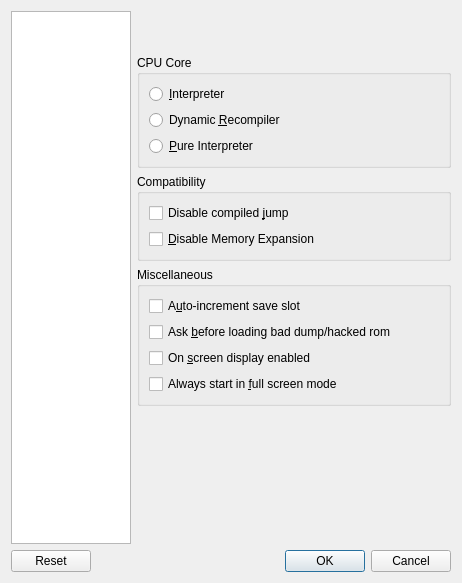
Qt form main/gui_qt4/settingsdialog.ui (mupen64plus/mupen64plus-oldsvn) before a commit.
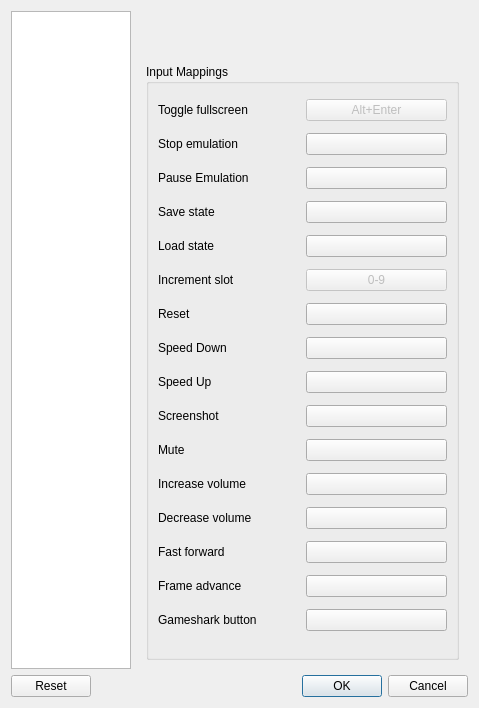
The same form after that commit. The open tabs and pages were chosen to show the change. Custom widgets are drawn as their Qt base class.

Commit message: Added possibility to edit hotkeys in the Qt4 GUI. Closes issues #220 and #221.

Patch:
```diff
--- a/main/gui_qt4/settingsdialog.ui
+++ b/main/gui_qt4/settingsdialog.ui
@@ -5,8 +5,8 @@
    <rect>
     <x>0</x>
     <y>0</y>
-    <width>462</width>
-    <height>583</height>
+    <width>479</width>
+    <height>708</height>
    </rect>
   </property>
   <property name="windowTitle" >
@@ -476,6 +476,249 @@
        </item>
       </layout>
      </widget>
+     <widget class="QWidget" name="page_4" >
+      <layout class="QHBoxLayout" name="horizontalLayout_6" >
+       <item>
+        <widget class="QGroupBox" name="groupBox_9" >
+         <property name="title" >
+          <string>Input Mappings</string>
+         </property>
+         <layout class="QGridLayout" name="gridLayout_2" >
+          <item row="0" column="0" >
+           <widget class="QLabel" name="label" >
+            <property name="text" >
+             <string>Toggle fullscreen</string>
+            </property>
+           </widget>
+          </item>
+          <item row="0" column="1" >
+           <widget class="QPushButton" name="pushFullscreen" >
+            <property name="enabled" >
+             <bool>false</bool>
+            </property>
+            <property name="text" >
+             <string>Alt+Enter</string>
+            </property>
+           </widget>
+          </item>
+          <item row="1" column="1" >
+           <widget class="QPushButton" name="pushStop" >
+            <property name="text" >
+             <string/>
+            </property>
+           </widget>
+          </item>
+          <item row="2" column="1" >
+           <widget class="QPushButton" name="pushPause" >
+            <property name="text" >
+             <string/>
+            </property>
+           </widget>
+          </item>
+          <item row="3" column="1" >
+           <widget class="QPushButton" name="pushSave" >
+            <property name="text" >
+             <string/>
+            </property>
+           </widget>
+          </item>
+          <item row="4" column="1" >
+           <widget class="QPushButton" name="pushLoad" >
+            <property name="text" >
+             <string/>
+            </property>
+           </widget>
+          </item>
+          <item row="5" column="1" >
+           <widget class="QPushButton" name="pushIncrement" >
+            <property name="enabled" >
+             <bool>false</bool>
+            </property>
+            <property name="text" >
+             <string>0-9</string>
+            </property>
+           </widget>
+          </item>
+          <item row="9" column="1" >
+           <widget class="QPushButton" name="pushScreenshot" >
+            <property name="text" >
+             <string/>
+            </property>
+           </widget>
+          </item>
+          <item row="10" column="1" >
+           <widget class="QPushButton" name="pushMute" >
+            <property name="text" >
+             <string/>
+            </property>
+           </widget>
+          </item>
+          <item row="12" column="1" >
+           <widget class="QPushButton" name="pushDecrease" >
+            <property name="text" >
+             <string/>
+            </property>
+           </widget>
+          </item>
+          <item row="15" column="1" >
+           <widget class="QPushButton" name="pushGameshark" >
+            <property name="text" >
+             <string/>
+            </property>
+           </widget>
+          </item>
+          <item row="1" column="0" >
+           <widget class="QLabel" name="label_2" >
+            <property name="text" >
+             <string>Stop emulation</string>
+            </property>
+           </widget>
+          </item>
+          <item row="2" column="0" >
+           <widget class="QLabel" name="label_3" >
+            <property name="text" >
+             <string>Pause Emulation</string>
+            </property>
+           </widget>
+          </item>
+          <item row="3" column="0" >
+           <widget class="QLabel" name="label_4" >
+            <property name="text" >
+             <string>Save state</string>
+            </property>
+           </widget>
+          </item>
+          <item row="4" column="0" >
+           <widget class="QLabel" name="label_5" >
+            <property name="text" >
+             <string>Load state</string>
+            </property>
+           </widget>
+          </item>
+          <item row="5" column="0" >
+           <widget class="QLabel" name="label_6" >
+            <property name="text" >
+             <string>Increment slot</string>
+            </property>
+           </widget>
+          </item>
+          <item row="9" column="0" >
+           <widget class="QLabel" name="label_7" >
+            <property name="text" >
+             <string>Screenshot</string>
+            </property>
+           </widget>
+          </item>
+          <item row="10" column="0" >
+           <widget class="QLabel" name="label_8" >
+            <property name="text" >
+             <string>Mute</string>
+            </property>
+           </widget>
+          </item>
+          <item row="12" column="0" >
+           <widget class="QLabel" name="label_9" >
+            <property name="text" >
+             <string>Decrease volume</string>
+            </property>
+           </widget>
+          </item>
+          <item row="15" column="0" >
+           <widget class="QLabel" name="label_11" >
+            <property name="text" >
+             <string>Gameshark button</string>
+            </property>
+           </widget>
+          </item>
+          <item row="6" column="1" >
+           <widget class="QPushButton" name="pushReset" >
+            <property name="text" >
+             <string/>
+            </property>
+           </widget>
+          </item>
+          <item row="6" column="0" >
+           <widget class="QLabel" name="label_12" >
+            <property name="text" >
+             <string>Reset</string>
+            </property>
+           </widget>
+          </item>
+          <item row="7" column="1" >
+           <widget class="QPushButton" name="pushSpeeddown" >
+            <property name="text" >
+             <string/>
+            </property>
+           </widget>
+          </item>
+          <item row="8" column="1" >
+           <widget class="QPushButton" name="pushSpeedup" >
+            <property name="text" >
+             <string/>
+            </property>
+           </widget>
+          </item>
+          <item row="7" column="0" >
+           <widget class="QLabel" name="label_13" >
+            <property name="text" >
+             <string>Speed Down</string>
+            </property>
+           </widget>
+          </item>
+          <item row="8" column="0" >
+           <widget class="QLabel" name="label_14" >
+            <property name="text" >
+             <string>Speed Up</string>
+            </property>
+           </widget>
+          </item>
+          <item row="11" column="0" >
+           <widget class="QLabel" name="label_10" >
+            <property name="text" >
+             <string>Increase volume</string>
+            </property>
+           </widget>
+          </item>
+          <item row="11" column="1" >
+           <widget class="QPushButton" name="pushIncrease" >
+            <property name="text" >
+             <string/>
+            </property>
+           </widget>
+          </item>
+          <item row="13" column="0" >
+           <widget class="QLabel" name="label_15" >
+            <property name="text" >
+             <string>Fast forward</string>
+            </property>
+           </widget>
+          </item>
+          <item row="14" column="0" >
+           <widget class="QLabel" name="label_16" >
+            <property name="text" >
+             <string>Frame advance</string>
+            </property>
+           </widget>
+          </item>
+          <item row="13" column="1" >
+           <widget class="QPushButton" name="pushForward" >
+            <property name="text" >
+             <string/>
+            </property>
+           </widget>
+          </item>
+          <item row="14" column="1" >
+           <widget class="QPushButton" name="pushAdvance" >
+            <property name="text" >
+             <string/>
+            </property>
+           </widget>
+          </item>
+         </layout>
+        </widget>
+       </item>
+      </layout>
+     </widget>
     </widget>
    </item>
    <item row="2" column="0" colspan="2" >
```
The commit also changes 7 other files.
